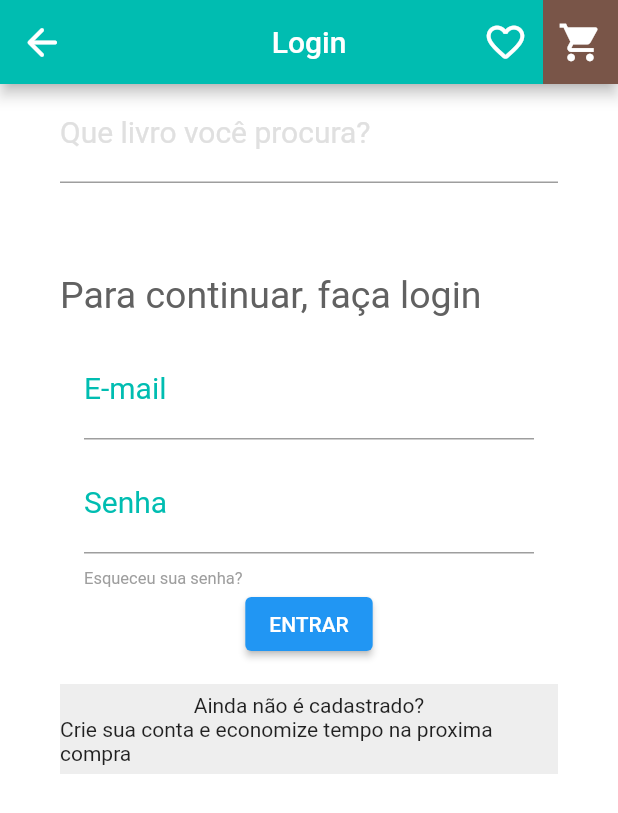
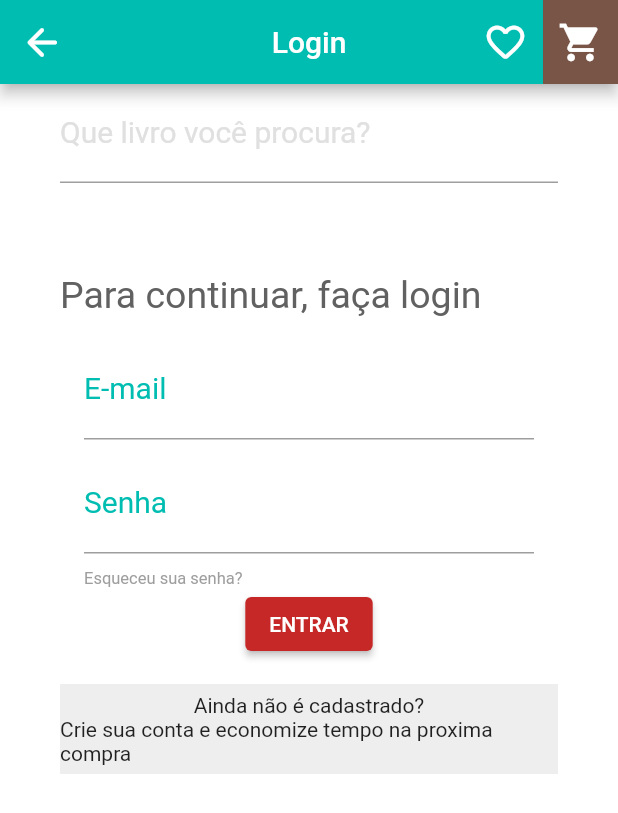
Before and after one commit to sandenson/flutter-bookstore, a Flutter app: the screen it shows after launch, after a tap on the "menu" icon, on a phone screen of 412 x 824 dp. Shown: the top 813 px of the screen. Run offline on Flutter 3.47's test engine with Material 2 defaults, Android fonts, the phone set to English and light mode, and no system bars; network calls fail.

Commit message:
Fix: Login button color

```diff
--- a/lib/login_page.dart
+++ b/lib/login_page.dart
@@ -161,6 +161,15 @@ class _FormPageState extends State<FormPage> {
                     ));
                   }
                 },
+                style: ButtonStyle(
+                  backgroundColor: MaterialStateProperty.resolveWith<Color>(
+                    (Set<MaterialState> states) {
+                      if (states.contains(MaterialState.pressed))
+                        return Colors.red[900];
+                      return Colors.red[800];
+                    },
+                  ),
+                ),
               ),
             ],
           ),
```
